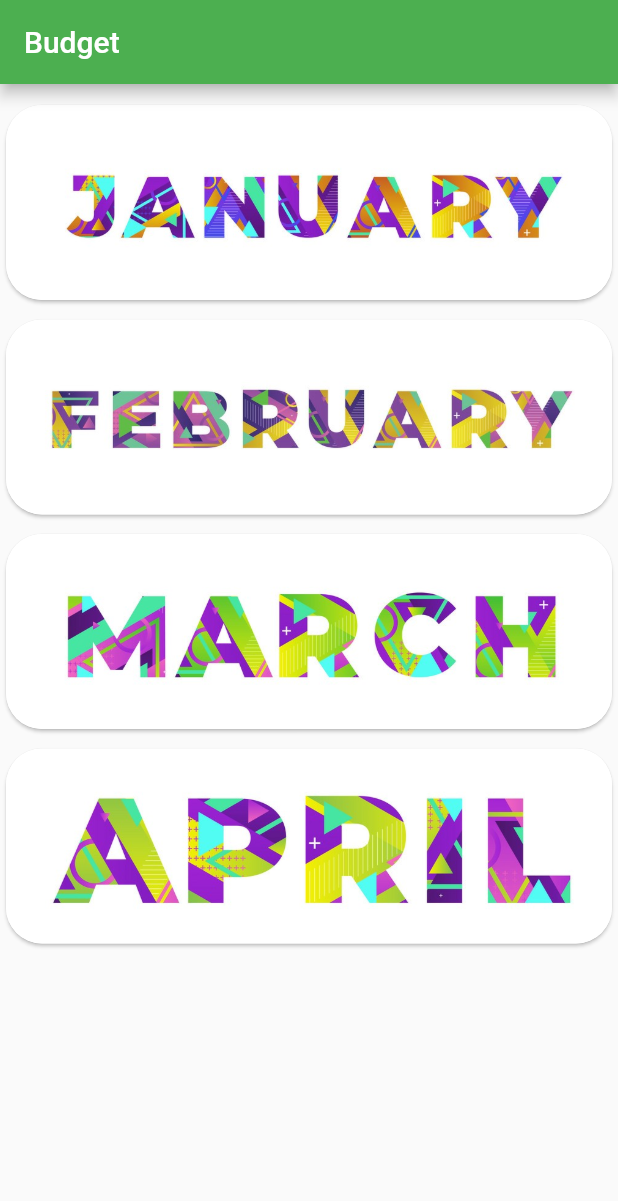
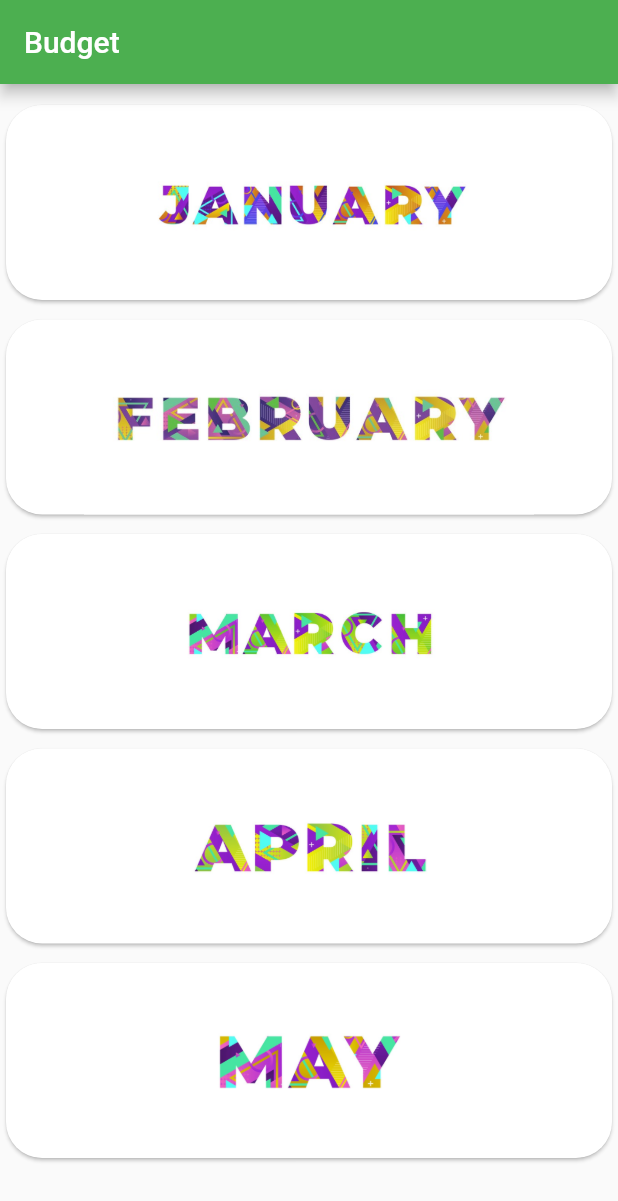
Before and after one commit to COS301-SE-2022/Happy-Muncher, a Flutter app: the MyHomePage screen opened by its route, after a tap on "Create Your Budget", on a phone screen of 412 x 824 dp. Shown: the top 1201 px of the screen. Run offline on Flutter 3.47's test engine with Material 2 defaults, Android fonts, the light colour scheme and no system bars; our stand-ins replace cloud_firestore, firebase_auth, firebase_core, flutter_slidable, get_it, google_sign_in; missing offline and left inert: integration_test; accounts and stored records are empty.

Commit message:
May card created

```diff
--- a/happy_mucher_frontend/lib/pages/budget.dart
+++ b/happy_mucher_frontend/lib/pages/budget.dart
@@ -51,6 +51,8 @@ class _MyHomePageState extends State<MyHomePage> {
             buildMarcard(),
             const SizedBox(height: 5),
             buildAprcard(),
+            const SizedBox(height: 5),
+            buildMaycard(),
           ],
         ));
   }
@@ -63,6 +65,7 @@ class _MyHomePageState extends State<MyHomePage> {
           children: [
             Ink.image(
               image: AssetImage('assets/images/months/january.jpg'),
+              width: 250,
               child: InkWell(
                 key: Key("jan"),
                 onTap: () {
@@ -72,7 +75,7 @@ class _MyHomePageState extends State<MyHomePage> {
                 },
               ),
               height: 130,
-              fit: BoxFit.cover,
+              fit: BoxFit.fitWidth,
             )
           ],
         ),
@@ -86,6 +89,7 @@ class _MyHomePageState extends State<MyHomePage> {
           children: [
             Ink.image(
               image: AssetImage('assets/images/months/february.jpg'),
+              width: 300,
               child: InkWell(
                 key: Key("feb"),
                 onTap: () {
@@ -95,7 +99,7 @@ class _MyHomePageState extends State<MyHomePage> {
                 },
               ),
               height: 130,
-              fit: BoxFit.cover,
+              fit: BoxFit.fitWidth,
             )
           ],
         ),
@@ -109,6 +113,7 @@ class _MyHomePageState extends State<MyHomePage> {
           children: [
             Ink.image(
               image: AssetImage('assets/images/months/march.jpg'),
+              width: 200,
               child: InkWell(
                 key: Key("mar"),
                 onTap: () {
@@ -118,7 +123,7 @@ class _MyHomePageState extends State<MyHomePage> {
                 },
               ),
               height: 130,
-              fit: BoxFit.cover,
+              fit: BoxFit.fitWidth,
             )
           ],
         ),
@@ -132,6 +137,7 @@ class _MyHomePageState extends State<MyHomePage> {
           children: [
             Ink.image(
               image: AssetImage('assets/images/months/april.jpg'),
+              width: 180,
               child: InkWell(
                 key: Key("apr"),
                 onTap: () {
@@ -141,7 +147,31 @@ class _MyHomePageState extends State<MyHomePage> {
                 },
               ),
               height: 130,
-              fit: BoxFit.cover,
+              fit: BoxFit.fitWidth,
+            )
+          ],
+        ),
+      );
+
+  Widget buildMaycard() => Card(
+        clipBehavior: Clip.antiAlias,
+        shape: RoundedRectangleBorder(borderRadius: BorderRadius.circular(24)),
+        child: Stack(
+          alignment: Alignment.center,
+          children: [
+            Ink.image(
+              image: AssetImage('assets/images/months/may.jpg'),
+              width: 150,
+              child: InkWell(
+                key: Key("may"),
+                onTap: () {
+                  Navigator.of(context).push(MaterialPageRoute(
+                    builder: (context) => const Month(month: "May"),
+                  ));
+                },
+              ),
+              height: 130,
+              fit: BoxFit.fitWidth,
             )
           ],
         ),
```
